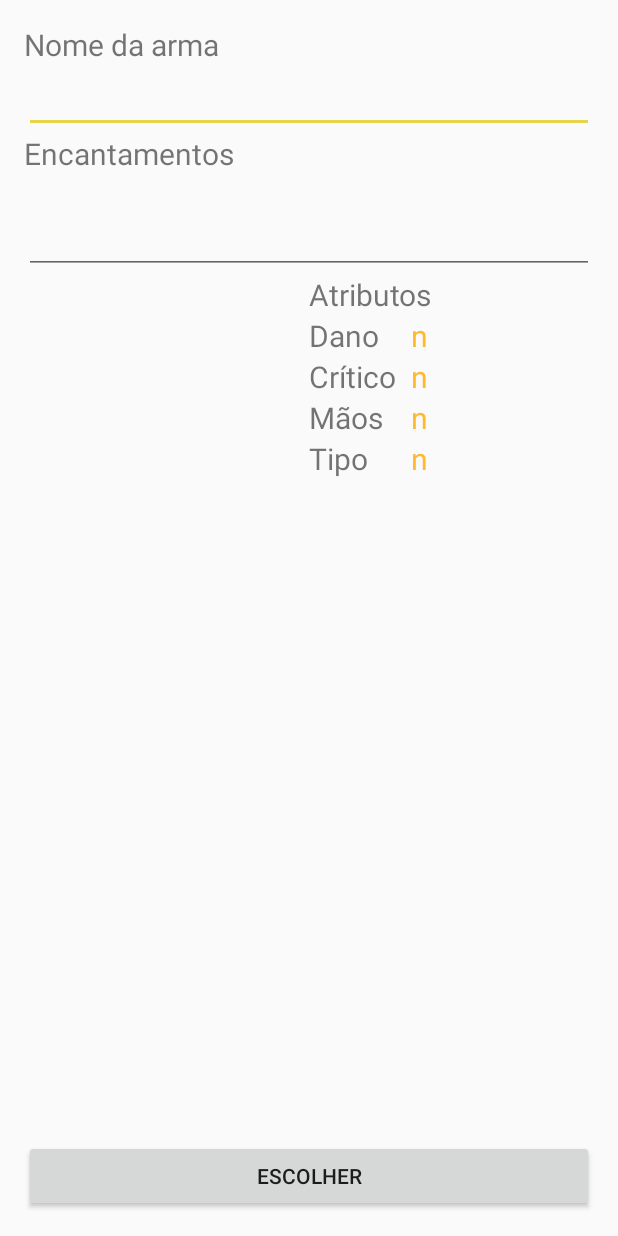
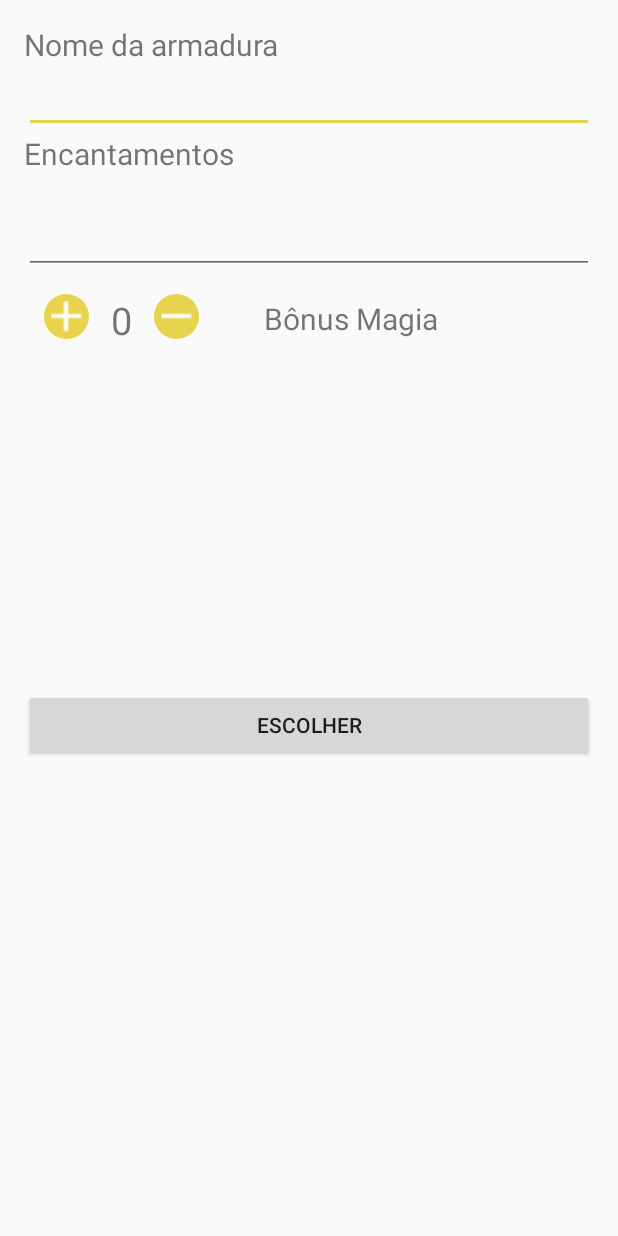
Before and after one commit to iago-correa/Projeto, an Android app: the layout acitivity_create_armor.xml on its own in the app's theme, with its tools: preview values and no code run, on a phone screen of 412 x 824 dp. Run offline under Robolectric (Android 15) with nearby library versions, the phone set to English and light mode, and no system bars.

Commit message:
Esqueleto Create Armor

```diff
--- a/Application/app/src/main/res/layout/acitivity_create_armor.xml
+++ b/Application/app/src/main/res/layout/acitivity_create_armor.xml
@@ -14,7 +14,7 @@
         <TextView
             android:layout_width="match_parent"
             android:layout_height="wrap_content"
-            android:text="Nome da arma"
+            android:text="Nome da armadura"
             android:id="@+id/textName"
             android:textSize="20sp"
             android:layout_row="0"
@@ -45,11 +45,59 @@
             android:inputType="textMultiLine"
             android:lines="2"/>
 
+        <GridLayout
+            android:layout_width="match_parent"
+            android:layout_height="wrap_content"
+            android:layout_margin="10dp"
+            android:rowCount="1"
+            android:columnCount="4"
+            android:layout_row="4"
+            android:layout_column="0">
 
+            <ImageButton
+                android:layout_width="30dp"
+                android:layout_height="30dp"
+                android:background="@drawable/roundedbutton"
+                android:src="@drawable/plus"
+                android:id="@+id/buttonPlusMagia"
+                android:layout_column="0"
+                android:layout_row="0"
+                android:layout_margin="3dp"/>
+            <TextView
+                android:layout_width="30dp"
+                android:layout_height="30dp"
+                android:text="0"
+                android:textSize="25dp"
+                android:id="@+id/valMagia"
+                android:layout_column="1"
+                android:layout_row="0"
+                android:textAlignment="center"
+                android:gravity="center_vertical"
+                android:layout_margin="3dp"/>
+            <ImageButton
+                android:layout_width="30dp"
+                android:layout_height="30dp"
+                android:background="@drawable/roundedbutton"
+                android:src="@drawable/minus"
+                android:id="@+id/buttonMinusMagia"
+                android:layout_column="2"
+                android:layout_row="0"
+                android:layout_margin="3dp"/>
+            <TextView
+                android:layout_width="wrap_content"
+                android:layout_height="wrap_content"
+                android:text="Bônus Magia"
+                android:textSize="20dp"
+                android:layout_column="3"
+                android:layout_row="0"
+                android:gravity="center_vertical"
+                android:layout_marginLeft="40dp"/>
+
+        </GridLayout>
 
         <LinearLayout
             android:layout_width="match_parent"
-            android:layout_height="275sp"
+            android:layout_height="220sp"
             android:paddingLeft="15dp"
             android:paddingRight="15dp"
             android:orientation="horizontal"
@@ -59,7 +107,7 @@
             <ListView
                 android:layout_width="wrap_content"
                 android:layout_height="wrap_content"
-                android:id="@+id/weaponsList"
+                android:id="@+id/armorsList"
                 android:layout_weight="0.50"/>
 
             <LinearLayout
@@ -67,15 +115,14 @@
                 android:layout_height="wrap_content"
                 android:orientation="vertical"
                 android:id="@+id/linearAtr"
-                android:layout_weight="0.50">
+                android:layout_weight="0.50"
+                android:visibility="invisible">
 
                 <TextView
                     android:layout_width="match_parent"
                     android:layout_height="wrap_content"
                     android:text="Atributos"
-                    android:id="@+id/textEncantamentos"
-                    android:textSize="20sp"
-                    android:visibility="visible"/>
+                    android:textSize="20sp" />
 
                 <GridLayout
                     android:layout_width="wrap_content"
@@ -86,7 +133,7 @@
                     <TextView
                         android:layout_width="match_parent"
                         android:layout_height="wrap_content"
-                        android:text="Dano"
+                        android:text="CA"
                         android:textSize="20sp"
                         android:visibility="visible"
                         android:layout_row="0"
@@ -96,7 +143,7 @@
                         android:layout_width="wrap_content"
                         android:layout_height="wrap_content"
                         android:text="n"
-                        android:id="@+id/textDano"
+                        android:id="@+id/textCA"
                         android:textSize="20sp"
                         android:layout_marginLeft="10sp"
                         android:textColor="@color/colorAccent2"
@@ -107,7 +154,7 @@
                     <TextView
                         android:layout_width="match_parent"
                         android:layout_height="wrap_content"
-                        android:text="Crítico"
+                        android:text="Max. Des."
                         android:textSize="20sp"
                         android:visibility="visible"
                         android:layout_row="1"
@@ -117,7 +164,7 @@
                         android:layout_width="wrap_content"
                         android:layout_height="wrap_content"
                         android:text="n"
-                        android:id="@+id/textCritico"
+                        android:id="@+id/textMaxDes"
                         android:textSize="20sp"
                         android:layout_marginLeft="10sp"
                         android:textColor="@color/colorAccent2"
@@ -128,7 +175,7 @@
                     <TextView
                         android:layout_width="match_parent"
                         android:layout_height="wrap_content"
-                        android:text="Mãos"
+                        android:text="Penalidade"
                         android:textSize="20sp"
                         android:visibility="visible"
                         android:layout_row="2"
@@ -138,33 +185,12 @@
                         android:layout_width="wrap_content"
                         android:layout_height="wrap_content"
                         android:text="n"
-                        android:id="@+id/textMaos"
+                        android:id="@+id/textPen"
                         android:textSize="20sp"
                         android:layout_marginLeft="10sp"
                         android:textColor="@color/colorAccent2"
                         android:visibility="visible"
                         android:layout_row="2"
-                        android:layout_column="1"/>
-
-                    <TextView
-                        android:layout_width="match_parent"
-                        android:layout_height="wrap_content"
-                        android:text="Tipo"
-                        android:textSize="20sp"
-                        android:visibility="visible"
-                        android:layout_row="3"
-                        android:layout_column="0"/>
-
-                    <TextView
-                        android:layout_width="wrap_content"
-                        android:layout_height="wrap_content"
-                        android:text="n"
-                        android:id="@+id/textTipo"
-                        android:textSize="20sp"
-                        android:layout_marginLeft="10sp"
-                        android:textColor="@color/colorAccent2"
-                        android:visibility="visible"
-                        android:layout_row="3"
                         android:layout_column="1"/>
 
                 </GridLayout>
@@ -180,7 +206,7 @@
             android:text="Escolher"
             android:id="@+id/buttonCreate"
             android:layout_column="0"
-            android:layout_row="8"/>
+            android:layout_row="6"/>
 
     </GridLayout>
 
--- a/Application/app/src/main/res/layout/activity_create_character1.xml
+++ b/Application/app/src/main/res/layout/activity_create_character1.xml
@@ -129,7 +129,7 @@
                     android:layout_height="30dp"
                     android:background="@drawable/roundedbutton"
                     android:src="@drawable/plus"
-                    android:id="@+id/buttonMinusAtr1"
+                    android:id="@+id/buttonPlusAtr1"
                     android:layout_column="0"
                     android:layout_row="0"
                     android:layout_margin="3dp"/>
@@ -149,7 +149,7 @@
                     android:layout_height="30dp"
                     android:background="@drawable/roundedbutton"
                     android:src="@drawable/minus"
-                    android:id="@+id/buttonPlusAtr1"
+                    android:id="@+id/buttonMinusAtr1"
                     android:layout_column="2"
                     android:layout_row="0"
                     android:layout_margin="3dp"/>
@@ -179,7 +179,7 @@
                     android:layout_height="30dp"
                     android:background="@drawable/roundedbutton"
                     android:src="@drawable/plus"
-                    android:id="@+id/buttonMinusAtr2"
+                    android:id="@+id/buttonPlusAtr2"
                     android:layout_column="0"
                     android:layout_row="1"
                     android:layout_margin="3dp"/>
@@ -199,7 +199,7 @@
                     android:layout_height="30dp"
                     android:background="@drawable/roundedbutton"
                     android:src="@drawable/minus"
-                    android:id="@+id/buttonPlusAtr2"
+                    android:id="@+id/buttonMinusAtr2"
                     android:layout_column="2"
                     android:layout_row="1"
                     android:layout_margin="3dp"/>
@@ -230,7 +230,7 @@
                     android:layout_height="30dp"
                     android:background="@drawable/roundedbutton"
                     android:src="@drawable/plus"
-                    android:id="@+id/buttonMinusAtr3"
+                    android:id="@+id/buttonPlusAtr3"
                     android:layout_column="0"
                     android:layout_row="2"
                     android:layout_margin="3dp"/>
@@ -250,7 +250,7 @@
                     android:layout_height="30dp"
                     android:background="@drawable/roundedbutton"
                     android:src="@drawable/minus"
-                    android:id="@+id/buttonPlusAtr3"
+                    android:id="@+id/buttonMinusAtr3"
                     android:layout_column="2"
                     android:layout_row="2"
                     android:layout_margin="3dp"/>
@@ -281,7 +281,7 @@
                     android:layout_height="30dp"
                     android:background="@drawable/roundedbutton"
                     android:src="@drawable/plus"
-                    android:id="@+id/buttonMinusAtr4"
+                    android:id="@+id/buttonPlusAtr4"
                     android:layout_column="0"
                     android:layout_row="3"
                     android:layout_margin="3dp"/>
@@ -301,7 +301,7 @@
                     android:layout_height="30dp"
                     android:background="@drawable/roundedbutton"
                     android:src="@drawable/minus"
-                    android:id="@+id/buttonPlusAtr4"
+                    android:id="@+id/buttonMinusAtr4"
                     android:layout_column="2"
                     android:layout_row="3"
                     android:layout_margin="3dp"/>
@@ -332,7 +332,7 @@
                     android:layout_height="30dp"
                     android:background="@drawable/roundedbutton"
                     android:src="@drawable/plus"
-                    android:id="@+id/buttonMinusAtr5"
+                    android:id="@+id/buttonPlusAtr5"
                     android:layout_column="0"
                     android:layout_row="4"
                     android:layout_margin="3dp"/>
@@ -352,7 +352,7 @@
                     android:layout_height="30dp"
                     android:background="@drawable/roundedbutton"
                     android:src="@drawable/minus"
-                    android:id="@+id/buttonPlusAtr5"
+                    android:id="@+id/buttonMinusAtr5"
                     android:layout_column="2"
                     android:layout_row="4"
                     android:layout_margin="3dp"/>
@@ -383,7 +383,7 @@
                     android:layout_height="30dp"
                     android:background="@drawable/roundedbutton"
                     android:src="@drawable/plus"
-                    android:id="@+id/buttonMinusAtr6"
+                    android:id="@+id/buttonPlusAtr6"
                     android:layout_column="0"
                     android:layout_row="5"
                     android:layout_margin="3dp"/>
@@ -403,7 +403,7 @@
                     android:layout_height="30dp"
                     android:background="@drawable/roundedbutton"
                     android:src="@drawable/minus"
-                    android:id="@+id/buttonPlusAtr6"
+                    android:id="@+id/buttonMinusAtr6"
                     android:layout_column="2"
                     android:layout_row="5"
                     android:layout_margin="3dp"/>
--- a/Application/app/src/main/res/layout/activity_create_weapon.xml
+++ b/Application/app/src/main/res/layout/activity_create_weapon.xml
@@ -60,7 +60,7 @@
                     android:layout_height="30dp"
                     android:background="@drawable/roundedbutton"
                     android:src="@drawable/plus"
-                    android:id="@+id/buttonPlusInt"
+                    android:id="@+id/buttonPlusMagia"
                     android:layout_column="0"
                     android:layout_row="0"
                     android:layout_margin="3dp"/>
@@ -69,7 +69,7 @@
                     android:layout_height="30dp"
                     android:text="0"
                     android:textSize="25dp"
-                    android:id="@+id/valInt"
+                    android:id="@+id/valMagia"
                     android:layout_column="1"
                     android:layout_row="0"
                     android:textAlignment="center"
@@ -80,20 +80,19 @@
                     android:layout_height="30dp"
                     android:background="@drawable/roundedbutton"
                     android:src="@drawable/minus"
-                    android:id="@+id/buttonMinusInt"
+                    android:id="@+id/buttonMinusMagia"
                     android:layout_column="2"
                     android:layout_row="0"
                     android:layout_margin="3dp"/>
                 <TextView
                     android:layout_width="wrap_content"
                     android:layout_height="wrap_content"
-                    android:text="INT"
+                    android:text="Bônus Magia"
                     android:textSize="20dp"
                     android:layout_column="3"
                     android:layout_row="0"
                     android:gravity="center_vertical"
                     android:layout_marginLeft="40dp"/>
-
             </GridLayout>
 
             <LinearLayout
@@ -116,15 +115,15 @@
                     android:layout_height="wrap_content"
                     android:orientation="vertical"
                     android:id="@+id/linearAtr"
-                    android:layout_weight="0.50">
+                    android:layout_weight="0.50"
+                    android:visibility="invisible">
 
                     <TextView
                         android:layout_width="match_parent"
                         android:layout_height="wrap_content"
                         android:text="Atributos"
                         android:id="@+id/textEncantamentos"
-                        android:textSize="20sp"
-                        android:visibility="visible"/>
+                        android:textSize="20sp" />
 
                     <GridLayout
                         android:layout_width="wrap_content"
```
